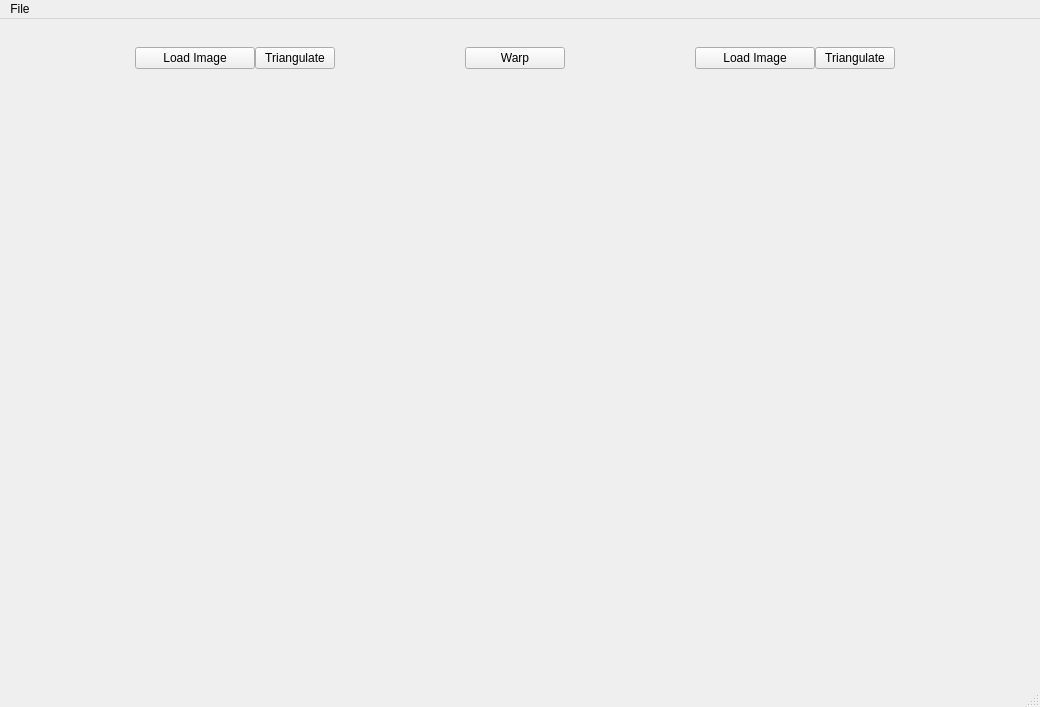
Before: the Qt Designer form Main.ui in freydor/digitalebv-morphing, drawn with Qt 5.
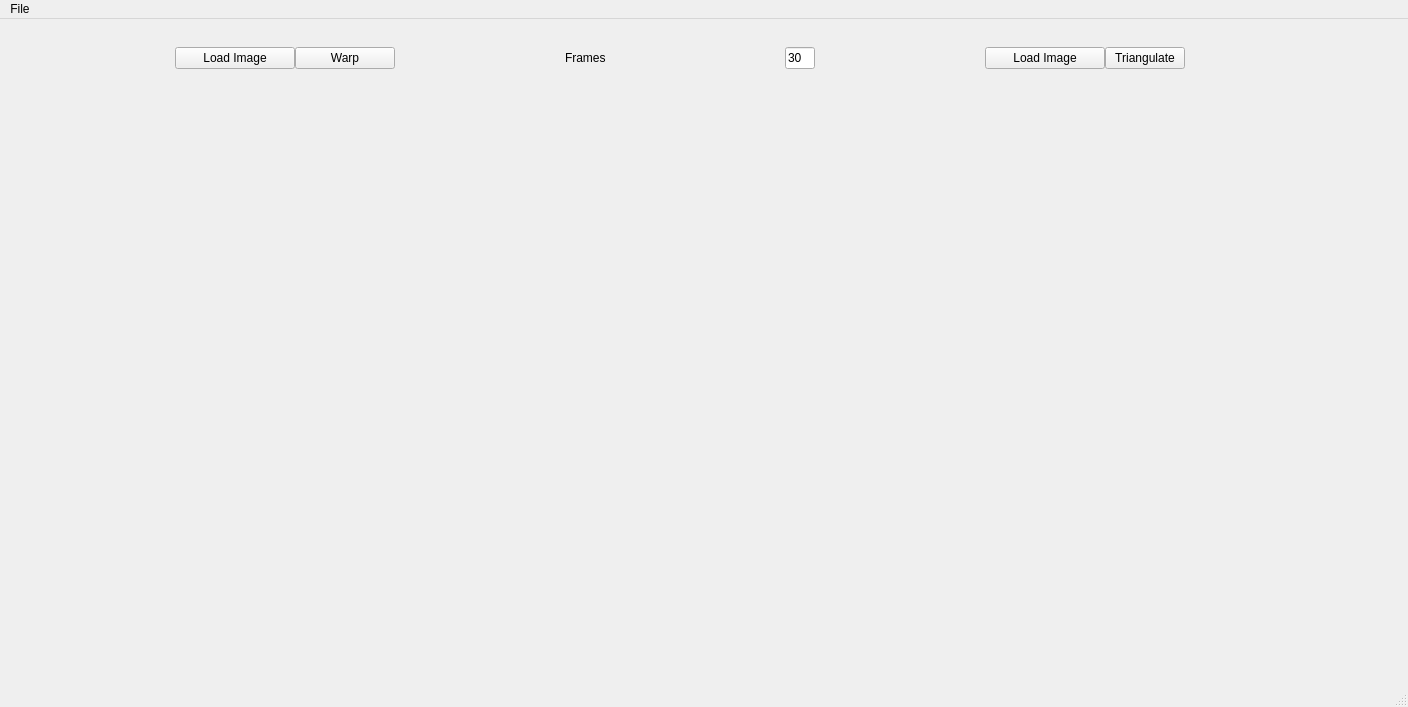
After: the same form once the commit is applied.

Diff of the .ui file:
```diff
--- a/Main.ui
+++ b/Main.ui
@@ -6,7 +6,7 @@
    <rect>
     <x>0</x>
     <y>0</y>
-    <width>1040</width>
+    <width>1408</width>
     <height>707</height>
    </rect>
   </property>
@@ -19,7 +19,7 @@
      <rect>
       <x>0</x>
       <y>0</y>
-      <width>1021</width>
+      <width>1353</width>
       <height>651</height>
      </rect>
     </property>
@@ -44,6 +44,25 @@
        <property name="horizontalSpacing">
         <number>5</number>
        </property>
+       <item row="1" column="1">
+        <widget class="QLabel" name="label">
+         <property name="sizePolicy">
+          <sizepolicy hsizetype="Minimum" vsizetype="Minimum">
+           <horstretch>0</horstretch>
+           <verstretch>0</verstretch>
+          </sizepolicy>
+         </property>
+         <property name="maximumSize">
+          <size>
+           <width>50</width>
+           <height>16777215</height>
+          </size>
+         </property>
+         <property name="text">
+          <string>Frames</string>
+         </property>
+        </widget>
+       </item>
        <item row="1" column="0">
         <layout class="QHBoxLayout" name="horizontalLayout_4">
          <item>
@@ -78,15 +97,21 @@
          <item>
           <layout class="QVBoxLayout" name="verticalLayout_4">
            <item>
-            <widget class="QPushButton" name="btnTri1">
+            <widget class="QPushButton" name="btnWarp">
              <property name="sizePolicy">
               <sizepolicy hsizetype="Fixed" vsizetype="Fixed">
                <horstretch>0</horstretch>
                <verstretch>0</verstretch>
               </sizepolicy>
              </property>
+             <property name="minimumSize">
+              <size>
+               <width>100</width>
+               <height>0</height>
+              </size>
+             </property>
              <property name="text">
-              <string>Triangulate</string>
+              <string>Warp</string>
              </property>
             </widget>
            </item>
@@ -94,7 +119,7 @@
          </item>
         </layout>
        </item>
-       <item row="1" column="4">
+       <item row="1" column="7">
         <layout class="QHBoxLayout" name="horizontalLayout_5">
          <item>
           <layout class="QHBoxLayout" name="horizontalLayout_6">
@@ -136,22 +161,25 @@
          </item>
         </layout>
        </item>
-       <item row="1" column="1">
-        <widget class="QPushButton" name="btnWarp">
+       <item row="1" column="2">
+        <widget class="QLineEdit" name="frames">
          <property name="sizePolicy">
-          <sizepolicy hsizetype="Fixed" vsizetype="Fixed">
+          <sizepolicy hsizetype="Minimum" vsizetype="Minimum">
            <horstretch>0</horstretch>
            <verstretch>0</verstretch>
           </sizepolicy>
          </property>
-         <property name="minimumSize">
+         <property name="maximumSize">
           <size>
-           <width>100</width>
-           <height>0</height>
+           <width>30</width>
+           <height>16777215</height>
           </size>
          </property>
          <property name="text">
-          <string>Warp</string>
+          <string>30</string>
+         </property>
+         <property name="maxLength">
+          <number>10</number>
          </property>
         </widget>
        </item>
@@ -159,6 +187,9 @@
      </item>
      <item>
       <layout class="QHBoxLayout" name="horizontalLayout">
+       <property name="spacing">
+        <number>1</number>
+       </property>
        <item>
         <widget class="QWidget" name="plot1" native="true">
          <property name="minimumSize">
@@ -238,7 +269,7 @@
     <rect>
      <x>0</x>
      <y>0</y>
-     <width>1040</width>
+     <width>1408</width>
      <height>30</height>
     </rect>
    </property>
```
